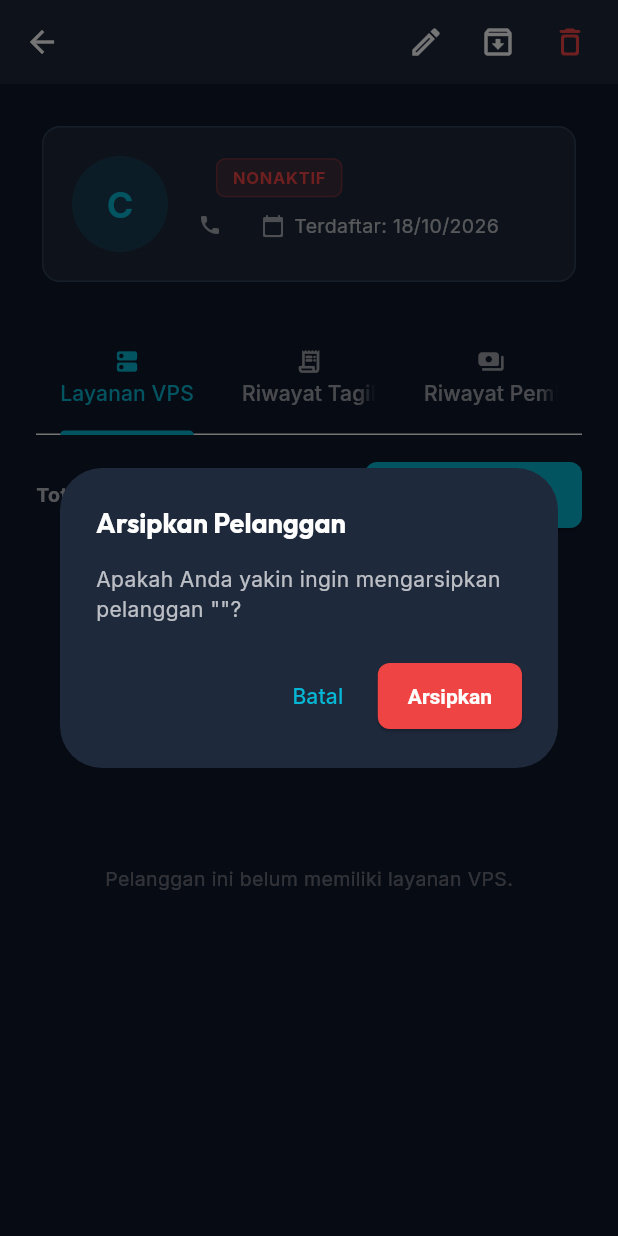
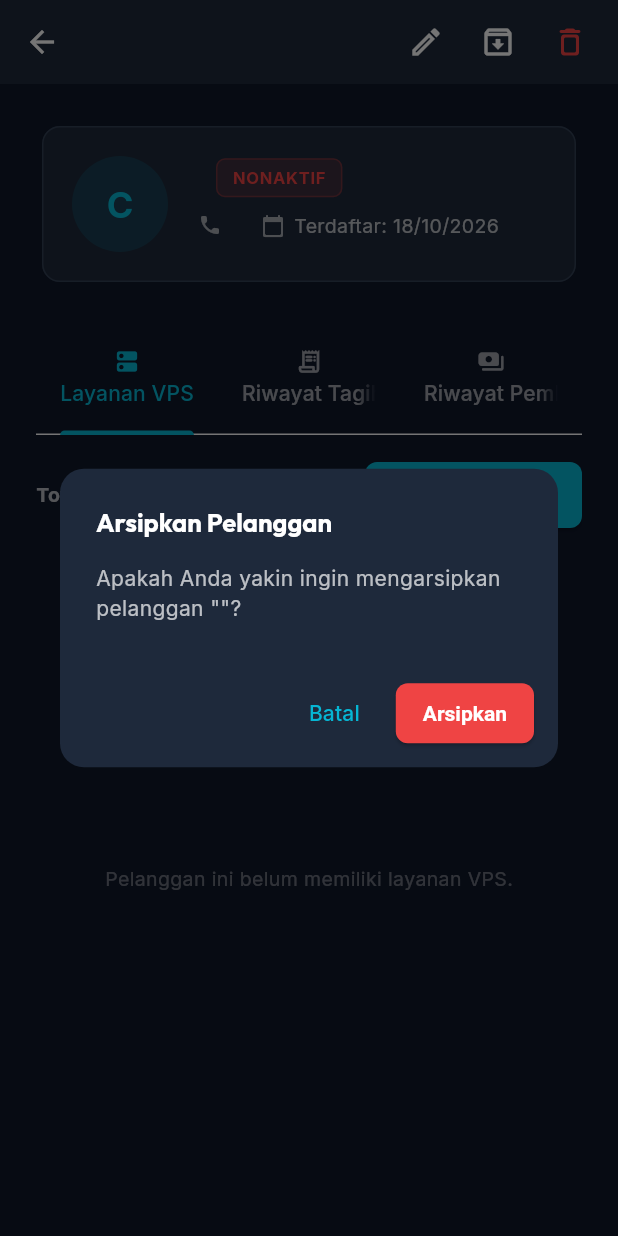
Before and after one commit to Ballon14/fuchuragent, a Flutter app: the CustomerDetailScreen screen opened directly with empty values, after a tap on the "archive" icon, on a phone screen of 412 x 824 dp. Run offline on Flutter 3.47's test engine with Material 3 defaults, Android fonts, the phone set to English and light mode, and no system bars; our stand-ins replace cloud_firestore, cloud_functions, csv, firebase_auth, firebase_core, fl_chart and 4 more; accounts and stored records are empty.

Commit message:
feat: add standardized logout confirmation dialog across desktop sidebar, mobile menu, and profile

```diff
--- a/lib/shared/widgets/confirmation_dialog.dart
+++ b/lib/shared/widgets/confirmation_dialog.dart
@@ -1,9 +1,14 @@
 import 'package:flutter/material.dart';
+import 'package:flutter_riverpod/flutter_riverpod.dart';
+import 'package:go_router/go_router.dart';
 import '../../core/constants/app_constants.dart';
+import '../../core/providers/app_providers.dart';
 
 class ConfirmationDialog extends StatelessWidget {
   final String title;
   final String message;
+  final String? detail;
+  final IconData? icon;
   final String confirmText;
   final String cancelText;
   final Color confirmColor;
@@ -13,6 +18,8 @@ class ConfirmationDialog extends StatelessWidget {
     super.key,
     required this.title,
     required this.message,
+    this.detail,
+    this.icon,
     this.confirmText = 'Konfirmasi',
     this.cancelText = 'Batal',
     this.confirmColor = AppColors.cyan,
@@ -23,6 +30,8 @@ class ConfirmationDialog extends StatelessWidget {
     required BuildContext context,
     required String title,
     required String message,
+    String? detail,
+    IconData? icon,
     String confirmText = 'Konfirmasi',
     String cancelText = 'Batal',
     bool isDestructive = false,
@@ -32,6 +41,8 @@ class ConfirmationDialog extends StatelessWidget {
       builder: (ctx) => ConfirmationDialog(
         title: title,
         message: message,
+        detail: detail,
+        icon: icon,
         confirmText: confirmText,
         cancelText: cancelText,
         confirmColor: isDestructive ? AppColors.danger : AppColors.cyan,
@@ -39,6 +50,47 @@ class ConfirmationDialog extends StatelessWidget {
       ),
     );
     return result ?? false;
+  }
+
+  /// Specialized, standardized dialog for confirming user logout
+  static Future<bool> showLogoutDialog(BuildContext context) {
+    return show(
+      context: context,
+      title: 'Keluar dari Akun',
+      icon: Icons.logout_rounded,
+      message: 'Apakah Anda yakin ingin mengakhiri sesi dan keluar dari aplikasi Fuchur Agent?',
+      detail: 'Anda harus memasukkan email dan kata sandi kembali untuk dapat mengakses sistem.',
+      confirmText: 'Ya, Keluar Akun',
+      cancelText: 'Batal',
+      isDestructive: true,
+    );
+  }
+
+  /// Convenience method that shows the logout confirmation, signs out via AuthRepository,
+  /// redirects to /login, and displays a feedback SnackBar.
+  static Future<bool> confirmAndSignOut(BuildContext context, WidgetRef ref) async {
+    final confirmed = await showLogoutDialog(context);
+    if (confirmed) {
+      await ref.read(authRepositoryProvider).signOut();
+      if (context.mounted) {
+        context.go('/login');
+        ScaffoldMessenger.of(context).showSnackBar(
+          const SnackBar(
+            content: Row(
+              children: [
+                Icon(Icons.check_circle_rounded, color: Colors.white, size: 18),
+                SizedBox(width: 8),
+                Expanded(child: Text('Anda telah berhasil keluar dari akun Fuchur Agent.')),
+              ],
+            ),
+            backgroundColor: AppColors.info,
+            behavior: SnackBarBehavior.floating,
+          ),
+        );
+      }
+      return true;
+    }
+    return false;
   }
 
   @override
@@ -51,20 +103,97 @@ class ConfirmationDialog extends StatelessWidget {
         : (isDark ? Colors.black : Colors.white);
 
     return AlertDialog(
-      title: Text(title, style: const TextStyle(fontWeight: FontWeight.bold, fontSize: 18)),
-      content: Text(message, style: const TextStyle(fontSize: 14)),
+      shape: RoundedRectangleBorder(borderRadius: BorderRadius.circular(16)),
+      title: Row(
+        children: [
+          if (icon != null) ...[
+            Container(
+              padding: const EdgeInsets.all(8),
+              decoration: BoxDecoration(
+                color: (isDestructive ? AppColors.danger : effectiveColor).withValues(alpha: 0.15),
+                borderRadius: BorderRadius.circular(10),
+              ),
+              child: Icon(
+                icon,
+                color: isDestructive ? AppColors.danger : effectiveColor,
+                size: 20,
+              ),
+            ),
+            const SizedBox(width: 12),
+          ],
+          Expanded(
+            child: Text(
+              title,
+              style: const TextStyle(fontWeight: FontWeight.bold, fontSize: 17),
+            ),
+          ),
+        ],
+      ),
+      content: Column(
+        mainAxisSize: MainAxisSize.min,
+        crossAxisAlignment: CrossAxisAlignment.start,
+        children: [
+          Text(
+            message,
+            style: TextStyle(
+              fontSize: 14,
+              color: isDark ? Colors.white70 : const Color(0xFF334155),
+              height: 1.4,
+            ),
+          ),
+          if (detail != null && detail!.isNotEmpty) ...[
+            const SizedBox(height: 12),
+            Container(
+              padding: const EdgeInsets.symmetric(horizontal: 12, vertical: 8),
+              decoration: BoxDecoration(
+                color: isDark ? const Color(0xFF131D2A) : const Color(0xFFF1F5F9),
+                borderRadius: BorderRadius.circular(8),
+                border: Border.all(
+                  color: isDark ? AppColors.borderDark : const Color(0xFFE2E8F0),
+                ),
+              ),
+              child: Row(
+                children: [
+                  Icon(
+                    Icons.info_outline_rounded,
+                    size: 16,
+                    color: isDark ? Colors.white54 : const Color(0xFF64748B),
+                  ),
+                  const SizedBox(width: 8),
+                  Expanded(
+                    child: Text(
+                      detail!,
+                      style: TextStyle(
+                        fontSize: 12,
+                        color: isDark ? Colors.white60 : const Color(0xFF64748B),
+                      ),
+                    ),
+                  ),
+                ],
+              ),
+            ),
+          ],
+        ],
+      ),
+      actionsPadding: const EdgeInsets.symmetric(horizontal: 16, vertical: 12),
       actions: [
         TextButton(
           onPressed: () => Navigator.of(context).pop(false),
+          style: TextButton.styleFrom(
+            padding: const EdgeInsets.symmetric(horizontal: 16, vertical: 10),
+          ),
           child: Text(cancelText),
         ),
         ElevatedButton(
           style: ElevatedButton.styleFrom(
             backgroundColor: effectiveColor,
             foregroundColor: effectiveFg,
+            padding: const EdgeInsets.symmetric(horizontal: 18, vertical: 10),
+            shape: RoundedRectangleBorder(borderRadius: BorderRadius.circular(8)),
+            elevation: 1,
           ),
           onPressed: () => Navigator.of(context).pop(true),
-          child: Text(confirmText),
+          child: Text(confirmText, style: const TextStyle(fontWeight: FontWeight.bold)),
         ),
       ],
     );
```
Also changed, not shown: lib/features/profile/views/profile_screen.dart (+2 -26 lines), lib/shared/widgets/app_shell.dart (+3 -6 lines), 1 other file.
